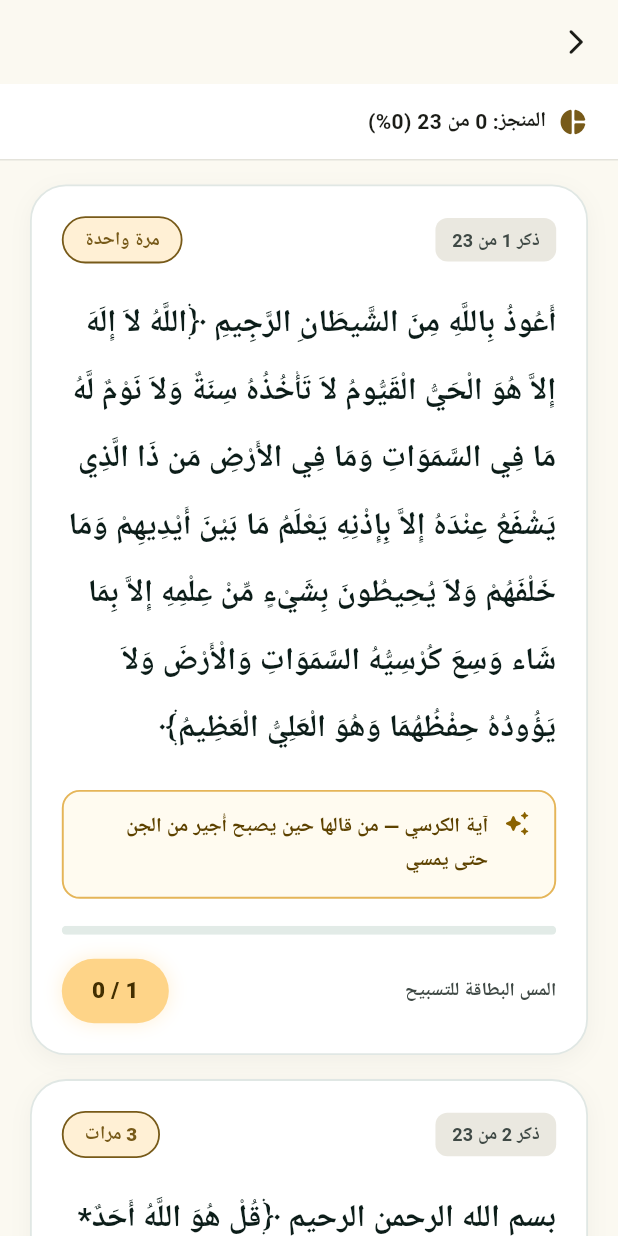
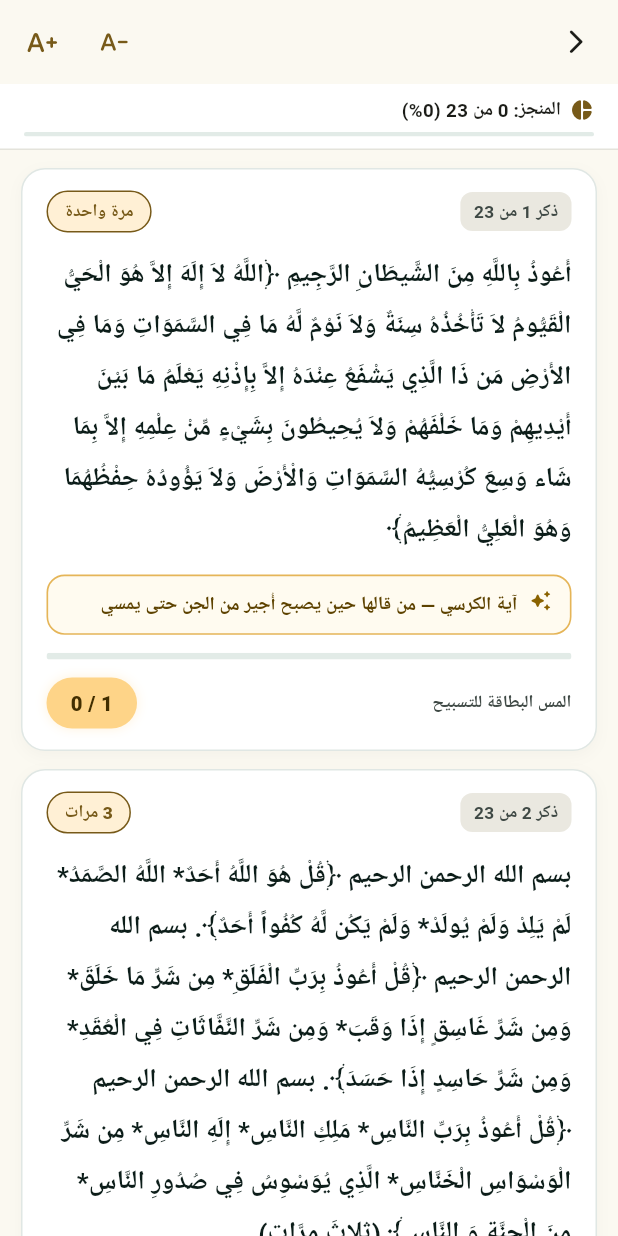
Before and after one commit to ghilanimoatazbellah-maker/sakeenah-prayer-app, a Flutter app: the AdhkarDetailScreen screen opened directly with empty values, on a phone screen of 412 x 824 dp. Run offline on Flutter 3.47's test engine with Material 3 defaults, Android fonts, the phone set to English and light mode, and no system bars; our stand-ins replace flutter_local_notifications, geocoding, geolocator, hijri, shared_preferences, timezone; missing offline and left inert: adhan_dart; accounts and stored records are empty.

Commit message:
feat: add pinch-to-zoom text scaling, zoom buttons, and ultra-compact top progress banner in Adhkar

```diff
--- a/lib/features/adhkar/screens/adhkar_detail_screen.dart
+++ b/lib/features/adhkar/screens/adhkar_detail_screen.dart
@@ -1,11 +1,12 @@
 import 'package:flutter/material.dart';
 import 'package:provider/provider.dart';
+import 'package:shared_preferences/shared_preferences.dart';
 import '../../../core/providers/adhkar_progress_notifier.dart';
 import '../../../core/theme/app_theme.dart';
 
 /// Adhkar Detail Screen — shows the full list of adhkar cards
 /// for a specific selected category with live tap-to-count,
-/// Quranic typography, and individual repeat buttons.
+/// Quranic typography, pinch-to-zoom text scaling, and compact top banner.
 class AdhkarDetailScreen extends StatefulWidget {
   final AdhkarType type;
   final String title;
@@ -23,14 +24,38 @@ class AdhkarDetailScreen extends StatefulWidget {
 }
 
 class _AdhkarDetailScreenState extends State<AdhkarDetailScreen> {
+  double _fontScale = 1.0;
+  double _baseScale = 1.0;
+
   @override
   void initState() {
     super.initState();
+    _loadFontScale();
     WidgetsBinding.instance.addPostFrameCallback((_) {
       if (mounted) {
         context.read<AdhkarProgressNotifier>().ensureLoaded(widget.type);
       }
     });
+  }
+
+  Future<void> _loadFontScale() async {
+    final prefs = await SharedPreferences.getInstance();
+    final saved = prefs.getDouble('adhkar_font_scale');
+    if (saved != null && mounted) {
+      setState(() => _fontScale = saved.clamp(0.75, 1.5));
+    }
+  }
+
+  Future<void> _saveFontScale(double scale) async {
+    final prefs = await SharedPreferences.getInstance();
+    await prefs.setDouble('adhkar_font_scale', scale);
+  }
+
+  void _adjustScale(double delta) {
+    setState(() {
+      _fontScale = (_fontScale + delta).clamp(0.75, 1.5);
+    });
+    _saveFontScale(_fontScale);
   }
 
   @override
@@ -44,7 +69,7 @@ class _AdhkarDetailScreenState extends State<AdhkarDetailScreen> {
         title: Text(
           widget.title,
           style: TextStyle(
-            fontSize: 20,
+            fontSize: 18,
             fontWeight: FontWeight.w800,
             color: isDark ? AppColorsDark.onSurface : AppColors.onSurface,
           ),
@@ -56,11 +81,27 @@ class _AdhkarDetailScreenState extends State<AdhkarDetailScreen> {
         leading: IconButton(
           icon: Icon(
             Icons.arrow_back_ios_new_rounded,
-            size: 20,
+            size: 19,
             color: isDark ? AppColorsDark.onSurface : AppColors.onSurface,
           ),
           onPressed: () => Navigator.of(context).pop(),
         ),
+        actions: [
+          // Quick Font Size Buttons
+          IconButton(
+            icon: const Icon(Icons.text_decrease_rounded, size: 20),
+            tooltip: 'تصغير الخط',
+            color: isDark ? AppColorsDark.secondary : AppColors.secondary,
+            onPressed: () => _adjustScale(-0.1),
+          ),
+          IconButton(
+            icon: const Icon(Icons.text_increase_rounded, size: 22),
+            tooltip: 'تكبير الخط',
+            color: isDark ? AppColorsDark.secondary : AppColors.secondary,
+            onPressed: () => _adjustScale(0.1),
+          ),
+          const SizedBox(width: 4),
+        ],
       ),
       body: Consumer<AdhkarProgressNotifier>(
         builder: (context, notifier, _) {
@@ -82,7 +123,7 @@ class _AdhkarDetailScreenState extends State<AdhkarDetailScreen> {
 
           return Column(
             children: [
-              // Top Progress Banner
+              // Sleek, Compact Top Progress Banner
               _buildTopProgressBanner(
                 context,
                 completed,
@@ -92,7 +133,7 @@ class _AdhkarDetailScreenState extends State<AdhkarDetailScreen> {
                 onResetAll: () => notifier.reset(widget.type),
               ),
 
-              // Full Adhkar Scrollable List
+              // Adhkar List with Pinch-to-Zoom Gesture Support
               Expanded(
                 child: items.isEmpty
                     ? Center(
@@ -102,19 +143,35 @@ class _AdhkarDetailScreenState extends State<AdhkarDetailScreen> {
                             color: isDark
                                 ? AppColorsDark.onSurfaceVariant
                                 : AppColors.onSurfaceVariant,
-                            fontSize: 16,
+                            fontSize: 15,
                           ),
                         ),
                       )
-                    : ListView.builder(
+                    : GestureDetector(
+                        onScaleStart: (details) {
+                          _baseScale = _fontScale;
+                        },
+                        onScaleUpdate: (details) {
+                          if (details.scale != 1.0) {
+                            setState(() {
+                              _fontScale = (_baseScale * details.scale)
+                                  .clamp(0.75, 1.5);
+                            });
+                          }
+                        },
+                        onScaleEnd: (details) {
+                          _saveFontScale(_fontScale);
+                        },
+                        child: ListView.builder(
                           padding: const EdgeInsets.symmetric(
-                          horizontal: AppSpacing.containerMargin,
-                          vertical: 16,
+                            horizontal: 14,
+                            vertical: 12,
                           ),
                           itemCount: items.length,
                           itemBuilder: (context, index) {
                             final item = items[index];
-                          final count = notifier.getCount(widget.type, index);
+                            final count =
+                                notifier.getCount(widget.type, index);
                             final done = count >= item.repeat;
                             final progress = item.repeat > 0
                                 ? (count / item.repeat).clamp(0.0, 1.0)
@@ -131,14 +188,18 @@ class _AdhkarDetailScreenState extends State<AdhkarDetailScreen> {
                               done: done,
                               progress: progress,
                               isDark: isDark,
+                              fontScale: _fontScale,
                               isCustom: widget.type == AdhkarType.custom,
-                            onTap: () => notifier.increment(widget.type, index),
-                            onReset: () => notifier.resetItem(widget.type, index),
+                              onTap: () =>
+                                  notifier.increment(widget.type, index),
+                              onReset: () =>
+                                  notifier.resetItem(widget.type, index),
                               onDelete: widget.type == AdhkarType.custom
                                   ? () => notifier.deleteCustomDhikr(index)
                                   : null,
                             );
                           },
+                        ),
                       ),
               ),
             ],
@@ -157,9 +218,10 @@ class _AdhkarDetailScreenState extends State<AdhkarDetailScreen> {
     required VoidCallback onResetAll,
   }) {
     final pct = total > 0 ? ((completed / total) * 100).round() : 0;
+    final fraction = total > 0 ? (completed / total).clamp(0.0, 1.0) : 0.0;
 
     return Container(
-      padding: const EdgeInsets.symmetric(horizontal: 20, vertical: 14),
+      padding: const EdgeInsets.symmetric(horizontal: 16, vertical: 8),
       decoration: BoxDecoration(
         color: isDark
             ? (isAllDone
@@ -176,7 +238,10 @@ class _AdhkarDetailScreenState extends State<AdhkarDetailScreen> {
           ),
         ),
       ),
-      child: Row(
+      child: Column(
+        mainAxisSize: MainAxisSize.min,
+        children: [
+          Row(
             mainAxisAlignment: MainAxisAlignment.spaceBetween,
             children: [
               Row(
@@ -187,14 +252,16 @@ class _AdhkarDetailScreenState extends State<AdhkarDetailScreen> {
                         : Icons.pie_chart_rounded,
                     color: isAllDone
                         ? (isDark ? const Color(0xFF7EBDAC) : AppColors.primary)
-                    : (isDark ? const Color(0xFFFED488) : AppColors.secondary),
-                size: 20,
+                        : (isDark
+                            ? const Color(0xFFFED488)
+                            : AppColors.secondary),
+                    size: 16,
                   ),
-              const SizedBox(width: 8),
+                  const SizedBox(width: 6),
                   Text(
                     'المنجز: $completed من $total ($pct%)',
                     style: TextStyle(
-                  fontSize: 14,
+                      fontSize: 12.5,
                       fontWeight: FontWeight.w700,
                       color: isDark
                           ? AppColorsDark.onSurface
@@ -204,20 +271,56 @@ class _AdhkarDetailScreenState extends State<AdhkarDetailScreen> {
                 ],
               ),
               if (completed > 0)
-            TextButton.icon(
-              onPressed: onResetAll,
-              style: TextButton.styleFrom(
-                visualDensity: VisualDensity.compact,
-                foregroundColor: isDark
+                InkWell(
+                  onTap: onResetAll,
+                  borderRadius: BorderRadius.circular(AppRadius.base),
+                  child: Padding(
+                    padding:
+                        const EdgeInsets.symmetric(horizontal: 8, vertical: 4),
+                    child: Row(
+                      mainAxisSize: MainAxisSize.min,
+                      children: [
+                        Icon(
+                          Icons.refresh_rounded,
+                          size: 14,
+                          color: isDark
                               ? const Color(0xFFFED488)
                               : AppColors.secondary,
                         ),
-              icon: const Icon(Icons.refresh_rounded, size: 16),
-              label: const Text(
+                        const SizedBox(width: 4),
+                        Text(
                           'إعادة القسم',
                           style: TextStyle(
-                  fontSize: 13,
+                            fontSize: 11.5,
                             fontWeight: FontWeight.w700,
+                            color: isDark
+                                ? const Color(0xFFFED488)
+                                : AppColors.secondary,
+                          ),
+                        ),
+                      ],
+                    ),
+                  ),
+                ),
+            ],
+          ),
+          const SizedBox(height: 5),
+          ClipRRect(
+            borderRadius: BorderRadius.circular(AppRadius.full),
+            child: LinearProgressIndicator(
+              value: fraction,
+              minHeight: 3,
+              backgroundColor: isDark
+                  ? const Color(0xFF223A33)
+                  : const Color(0xFFE2EBE7),
+              valueColor: AlwaysStoppedAnimation(
+                isAllDone
+                    ? (isDark
+                        ? const Color(0xFF7EBDAC)
+                        : AppColors.primary)
+                    : (isDark
+                        ? const Color(0xFFFED488)
+                        : AppColors.secondary),
               ),
             ),
           ),
@@ -237,13 +340,17 @@ class _AdhkarDetailScreenState extends State<AdhkarDetailScreen> {
     required bool done,
     required double progress,
     required bool isDark,
+    required double fontScale,
     required bool isCustom,
     required VoidCallback onTap,
     required VoidCallback onReset,
     VoidCallback? onDelete,
   }) {
+    final zekrFontSize = (17.5 * fontScale).clamp(14.0, 28.0);
+    final blessFontSize = (12.5 * fontScale).clamp(10.5, 18.0);
+
     return Container(
-      margin: const EdgeInsets.only(bottom: 16),
+      margin: const EdgeInsets.only(bottom: 12),
       decoration: BoxDecoration(
         color: done
             ? (isDark
@@ -252,7 +359,7 @@ class _AdhkarDetailScreenState extends State<AdhkarDetailScreen> {
             : (isDark
                 ? const Color(0xFF142420)
                 : Colors.white),
-        borderRadius: BorderRadius.circular(AppRadius.xl),
+        borderRadius: BorderRadius.circular(AppRadius.lg),
         border: Border.all(
           color: done
               ? (isDark
@@ -261,37 +368,37 @@ class _AdhkarDetailScreenState extends State<AdhkarDetailScreen> {
               : (isDark
                   ? const Color(0xFF2D4B42)
                   : const Color(0xFFE0E7E4)),
-          width: done ? 1.8 : 1.2,
+          width: done ? 1.5 : 1.0,
         ),
         boxShadow: [
           BoxShadow(
-            color: Colors.black.withValues(alpha: isDark ? 0.25 : 0.04),
-            blurRadius: 12,
-            offset: const Offset(0, 4),
+            color: Colors.black.withValues(alpha: isDark ? 0.20 : 0.03),
+            blurRadius: 8,
+            offset: const Offset(0, 3),
           ),
         ],
       ),
       child: Material(
         color: Colors.transparent,
-        borderRadius: BorderRadius.circular(AppRadius.xl),
+        borderRadius: BorderRadius.circular(AppRadius.lg),
         child: InkWell(
           onTap: onTap,
-          borderRadius: BorderRadius.circular(AppRadius.xl),
+          borderRadius: BorderRadius.circular(AppRadius.lg),
           splashColor: const Color(0xFFFED488).withValues(alpha: 0.12),
           highlightColor: const Color(0xFFFED488).withValues(alpha: 0.06),
           child: Padding(
-            padding: const EdgeInsets.all(20),
+            padding: const EdgeInsets.symmetric(horizontal: 16, vertical: 14),
             child: Column(
               crossAxisAlignment: CrossAxisAlignment.stretch,
               children: [
-                // Top Meta Header
+                // Top Header Badge Row
                 Row(
                   mainAxisAlignment: MainAxisAlignment.spaceBetween,
                   children: [
                     Container(
                       padding: const EdgeInsets.symmetric(
-                        horizontal: 11,
-                        vertical: 5,
+                        horizontal: 9,
+                        vertical: 4,
                       ),
                       decoration: BoxDecoration(
                         color: isDark
@@ -302,7 +409,7 @@ class _AdhkarDetailScreenState extends State<AdhkarDetailScreen> {
                       child: Text(
                         'ذكر $index من $totalItems',
                         style: TextStyle(
-                          fontSize: 12,
+                          fontSize: 11.5,
                           fontWeight: FontWeight.w700,
                           color: isDark
                               ? const Color(0xFFD4E7E1)
@@ -314,8 +421,8 @@ class _AdhkarDetailScreenState extends State<AdhkarDetailScreen> {
                       children: [
                         Container(
                           padding: const EdgeInsets.symmetric(
-                            horizontal: 14,
-                            vertical: 5,
+                            horizontal: 11,
+                            vertical: 4,
                           ),
                           decoration: BoxDecoration(
                             color: done
@@ -336,13 +443,13 @@ class _AdhkarDetailScreenState extends State<AdhkarDetailScreen> {
                                   : (isDark
                                       ? const Color(0xFFFED488)
                                       : AppColors.secondary),
-                              width: 1.2,
+                              width: 1.0,
                             ),
                           ),
                           child: Text(
                             repeat == 1 ? 'مرة واحدة' : '$repeat مرات',
                             style: TextStyle(
-                              fontSize: 12.5,
+                              fontSize: 11.5,
                               fontWeight: FontWeight.w800,
                               color: done
                                   ? (isDark
@@ -358,7 +465,7 @@ class _AdhkarDetailScreenState extends State<AdhkarDetailScreen> {
                           const SizedBox(width: 6),
                           IconButton(
                             icon: const Icon(Icons.delete_outline_rounded,
-                                size: 20, color: AppColors.error),
+                                size: 18, color: AppColors.error),
                             padding: EdgeInsets.zero,
                             constraints: const BoxConstraints(),
                             onPressed: onDelete,
@@ -369,16 +476,16 @@ class _AdhkarDetailScreenState extends State<AdhkarDetailScreen> {
                   ],
                 ),
 
-                const SizedBox(height: 18),
+                const SizedBox(height: 12),
 
-                // Arabic Zekr Text (High Definition Pure White in Dark Mode)
+                // Arabic Zekr Text (Comfortable size & Pinch-to-zoom scalable)
                 Text(
                   zekr,
                   textAlign: TextAlign.right,
                   textDirection: TextDirection.rtl,
                   style: TextStyle(
-                    fontSize: 21,
-                    height: 2.1,
+                    fontSize: zekrFontSize,
+                    height: 1.9,
                     fontWeight: FontWeight.w700,
                     color: done
                         ? (isDark
@@ -390,13 +497,13 @@ class _AdhkarDetailScreenState extends State<AdhkarDetailScreen> {
                   ),
                 ),
 
-                // Blessing / Virtue (Super High Contrast in Dark Mode)
+                // Blessing / Virtue
                 if (bless.trim().isNotEmpty) ...[
-                  const SizedBox(height: 18),
+                  const SizedBox(height: 12),
                   Container(
                     padding: const EdgeInsets.symmetric(
-                      horizontal: 16,
-                      vertical: 12,
+                      horizontal: 12,
+                      vertical: 9,
                     ),
                     decoration: BoxDecoration(
                       color: isDark
@@ -407,7 +514,7 @@ class _AdhkarDetailScreenState extends State<AdhkarDetailScreen> {
                         color: isDark
                             ? const Color(0xFFFED488)
                             : const Color(0xFFE5B558),
-                        width: 1.3,
+                        width: 1.1,
                       ),
                     ),
                     child: Row(
@@ -415,22 +522,22 @@ class _AdhkarDetailScreenState extends State<AdhkarDetailScreen> {
                       children: [
                         Icon(
                           Icons.auto_awesome_rounded,
-                          size: 18,
+                          size: 15,
                           color: isDark
                               ? const Color(0xFFFED488)
                               : const Color(0xFF8A6200),
                         ),
-                        const SizedBox(width: 10),
+                        const SizedBox(width: 8),
                         Expanded(
                           child: Text(
                             bless,
                             textAlign: TextAlign.right,
                             textDirection: TextDirection.rtl,
                             style: TextStyle(
-                              fontSize: 13.5,
-                              height: 1.65,
+                              fontSize: blessFontSize,
+                              height: 1.55,
                               color: isDark
-                                  ? const Color(0xFFFFF1C2)
+                                  ? const Color(0xFFFFE082)
                                   : const Color(0xFF5D4200),
                               fontWeight: FontWeight.w700,
                             ),
@@ -441,14 +548,14 @@ class _AdhkarDetailScreenState extends State<AdhkarDetailScreen> {
                   ),
                 ],
 
-                const SizedBox(height: 18),
+                const SizedBox(height: 12),
 
                 // Mini Progress Bar
                 ClipRRect(
                   borderRadius: BorderRadius.circular(AppRadius.full),
                   child: LinearProgressIndicator(
                     value: progress,
-                    minHeight: 6,
+                    minHeight: 4.5,
                     backgroundColor: isDark
                         ? const Color(0xFF223A33)
                         : const Color(0xFFE2EBE7),
@@ -464,7 +571,7 @@ class _AdhkarDetailScreenState extends State<AdhkarDetailScreen> {
                   ),
                 ),
 
-                const SizedBox(height: 16),
+                const SizedBox(height: 12),
 
                 // Bottom Action: Tap hint / Reset Button + Counter Button
                 Row(
@@ -478,8 +585,8 @@ class _AdhkarDetailScreenState extends State<AdhkarDetailScreen> {
                           borderRadius: BorderRadius.circular(AppRadius.full),
                           child: Container(
                             padding: const EdgeInsets.symmetric(
-                              horizontal: 14,
-                              vertical: 8,
+                              horizontal: 12,
+                              vertical: 6,
                             ),
                             decoration: BoxDecoration(
                               color: isDark
@@ -498,16 +605,16 @@ class _AdhkarDetailScreenState extends State<AdhkarDetailScreen> {
                               children: [
                                 Icon(
                                   Icons.refresh_rounded,
-                                  size: 16,
+                                  size: 14,
                                   color: isDark
                                       ? const Color(0xFFAFEFDD)
                                       : const Color(0xFF00382E),
                                 ),
-                                const SizedBox(width: 6),
+                                const SizedBox(width: 5),
                                 Text(
                                   'إعادة الذكر',
                                   style: TextStyle(
-                                    fontSize: 13,
+                                    fontSize: 12,
                                     fontWeight: FontWeight.w800,
                                     color: isDark
                                         ? const Color(0xFFAFEFDD)
@@ -523,7 +630,7 @@ class _AdhkarDetailScreenState extends State<AdhkarDetailScreen> {
                       Text(
                         'المس البطاقة للتسبيح',
                         style: TextStyle(
-                          fontSize: 12.5,
+                          fontSize: 11.5,
                           color: isDark
                               ? const Color(0xFFAABEB8)
                               : AppColors.onSurfaceVariant,
@@ -534,8 +641,8 @@ class _AdhkarDetailScreenState extends State<AdhkarDetailScreen> {
                     // Counter Pill Indicator
                     Container(
                       padding: const EdgeInsets.symmetric(
-                        horizontal: 20,
-                        vertical: 10,
+                        horizontal: 16,
+                        vertical: 7,
                       ),
                       decoration: BoxDecoration(
                         color: done
@@ -553,8 +660,8 @@ class _AdhkarDetailScreenState extends State<AdhkarDetailScreen> {
                                         ? const Color(0xFF004D40)
                                         : AppColors.primaryContainer)
                                     : const Color(0xFFFED488))
-                                .withValues(alpha: 0.35),
-                            blurRadius: 10,
+                                .withValues(alpha: 0.30),
+                            blurRadius: 6,
                           ),
                         ],
                       ),
@@ -564,7 +671,7 @@ class _AdhkarDetailScreenState extends State<AdhkarDetailScreen> {
                           if (done) ...[
                             const Icon(
                               Icons.check_rounded,
-                              size: 17,
+                              size: 15,
                               color: Colors.white,
                             ),
                             const SizedBox(width: 4),
@@ -574,7 +681,7 @@ class _AdhkarDetailScreenState extends State<AdhkarDetailScreen> {
                             child: Text(
                               '$currentCount / $repeat',
                               style: TextStyle(
-                                fontSize: 15,
+                                fontSize: 13.5,
                                 fontWeight: FontWeight.w900,
                                 color: done
                                     ? Colors.white
```
Lines whose indentation alone changed are shown as unchanged.
